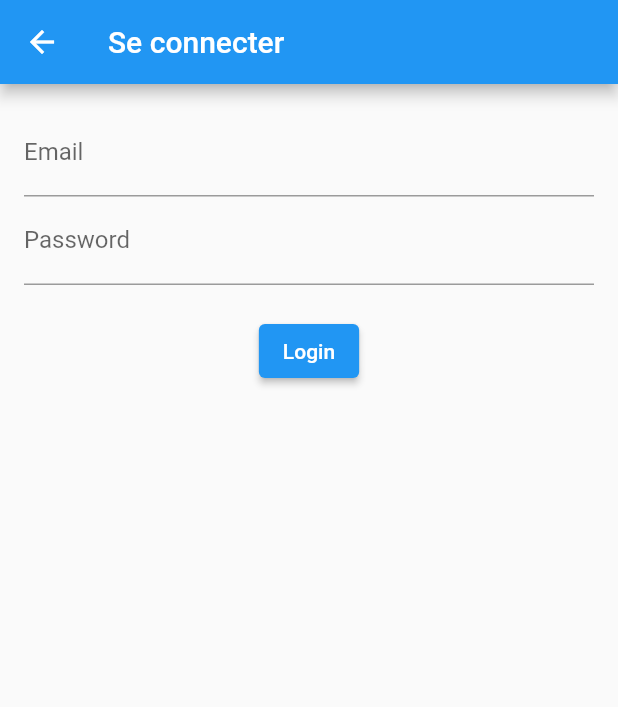
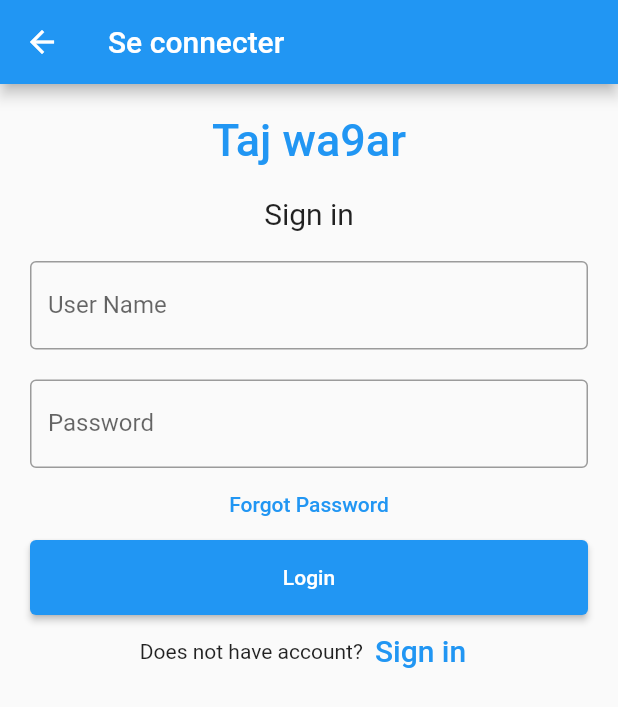
Before and after one commit to khaoula1305/taj_wa9ar, a Flutter app: the LoginView screen opened by its route, on a phone screen of 412 x 824 dp. Shown: the top 707 px of the screen. Run offline on Flutter 3.47's test engine with Material 2 defaults, Android fonts, the phone set to English and light mode, and no system bars; generated files the repository leaves out were written again.

Commit message:
Login and retrieve date from api

```diff
--- a/lib/src/authentication/login_view.dart
+++ b/lib/src/authentication/login_view.dart
@@ -1,43 +1,131 @@
 import 'package:flutter/material.dart';
+import 'package:taj_wa9ar/src/authentication/forget_password.dart';
+import 'package:taj_wa9ar/src/authentication/register_view.dart';
+import 'package:taj_wa9ar/src/authentication/user_view.dart';
 
 class LoginView extends StatelessWidget {
   static const routeName = '/login';
 const LoginView({
     super.key,
   });
- void _login() {
-    final email = "";
-    final password = "_passwordController";
-    // Perform login with email and password
-  }
+
   @override
   Widget build(BuildContext context) {
     return Scaffold(
       appBar: AppBar(
         title: Text('Se connecter'),
       ),
-      body: Padding(
-        padding: const EdgeInsets.all(16.0),
-        child: Column(
-          children: <Widget>[
-            TextField(
-              // controller: _emailController,
-              decoration: InputDecoration(labelText: 'Email'),
-              keyboardType: TextInputType.emailAddress,
-            ),
-            TextField(
-              // controller: _passwordController,
-              decoration: InputDecoration(labelText: 'Password'),
-              obscureText: true,
-            ),
-            SizedBox(height: 20),
-            ElevatedButton(
-              onPressed: _login,
-              child: Text('Login'),
-            ),
-          ],
-        ),
-      ),
+      body: const MyStatefulWidget(),
     );
   }
 }
+
+
+class MyStatefulWidget extends StatefulWidget {
+  const MyStatefulWidget({Key? key}) : super(key: key);
+
+  @override
+  State<MyStatefulWidget> createState() => _MyStatefulWidgetState();
+}
+
+class _MyStatefulWidgetState extends State<MyStatefulWidget> {
+  TextEditingController nameController = TextEditingController();
+  TextEditingController passwordController = TextEditingController();
+  void _login() {
+       print(nameController.text);
+                    print(passwordController.text);
+    final email = "";
+    final password = "_passwordController";
+        Navigator.restorablePushNamed(
+                context,
+                UserView.routeName,
+              );
+    // Perform login with email and password
+  }
+
+  @override
+  Widget build(BuildContext context) {
+    return Padding(
+        padding: const EdgeInsets.all(10),
+        child: ListView(
+          children: <Widget>[
+            Container(
+                alignment: Alignment.center,
+                padding: const EdgeInsets.all(10),
+                child: const Text(
+                  'Taj wa9ar',
+                  style: TextStyle(
+                      color: Colors.blue,
+                      fontWeight: FontWeight.w500,
+                      fontSize: 30),
+                )),
+            Container(
+                alignment: Alignment.center,
+                padding: const EdgeInsets.all(10),
+                child: const Text(
+                  'Sign in',
+                  style: TextStyle(fontSize: 20),
+                )),
+            Container(
+              padding: const EdgeInsets.all(10),
+              child: TextField(
+                controller: nameController,
+                decoration: const InputDecoration(
+                  border: OutlineInputBorder(),
+                  labelText: 'User Name',
+                ),
+              ),
+            ),
+            Container(
+              padding: const EdgeInsets.fromLTRB(10, 10, 10, 0),
+              child: TextField(
+                obscureText: true,
+                controller: passwordController,
+                decoration: const InputDecoration(
+                  border: OutlineInputBorder(),
+                  labelText: 'Password',
+                ),
+              ),
+            ),
+            TextButton(
+              onPressed: () {
+ Navigator.restorablePushNamed(
+                context,
+                ForgetPasswordView.routeName,
+              );              },
+              child: const Text('Forgot Password',),
+            ),
+            Container(
+                height: 50,
+                padding: const EdgeInsets.fromLTRB(10, 0, 10, 0),
+                child: ElevatedButton(
+                  child: const Text('Login'),
+                  onPressed: () {
+
+                    _login();
+                  },
+                )
+            ),
+            Row(
+              children: <Widget>[
+                const Text('Does not have account?'),
+                TextButton(
+                  child: const Text(
+                    'Sign in',
+                    style: TextStyle(fontSize: 20),
+                  ),
+                  onPressed: () {
+                    Navigator.restorablePushNamed(
+                context,
+                RegisterView.routeName,
+              );
+                  },
+                )
+              ],
+              mainAxisAlignment: MainAxisAlignment.center,
+            ),
+          ],
+        )
+        );
+  }
+}
--- /dev/null
+++ b/lib/src/common/constants/constants.dart
@@ -0,0 +1,4 @@
+class ApiConstants {
+  static String baseUrl = 'https://jsonplaceholder.typicode.com';
+  static String usersEndpoint = '/users';
+}
--- /dev/null
+++ b/lib/src/common/constants/products.json
@@ -0,0 +1,38 @@
+[
+   {
+      "name": "iPhone",
+      "description": "iPhone is the stylist phone ever",
+      "price": 1000,
+      "image": "iphone.png"
+   },
+   {
+      "name": "Pixel",
+      "description": "Pixel is the most feature phone ever",
+      "price": 800,
+      "image": "pixel.png"
+   },
+   {
+      "name": "Laptop",
+      "description": "Laptop is most productive development tool",
+      "price": 2000,
+      "image": "laptop.png"
+   },
+   {
+      "name": "Tablet",
+      "description": "Tablet is the most useful device ever for meeting",
+      "price": 1500,
+      "image": "tablet.png"
+   },
+   {
+      "name": "Pendrive",
+      "description": "Pendrive is useful storage medium",
+      "price": 100,
+      "image": "pendrive.png"
+   },
+   {
+      "name": "Floppy Drive",
+      "description": "Floppy drive is useful rescue storage medium",
+      "price": 20,
+      "image": "floppy.png"
+   }
+]
--- a/pubspec.yaml
+++ b/pubspec.yaml
@@ -12,6 +12,7 @@ environment:
 dependencies:
   flutter:
     sdk: flutter
+  http: ^0.13.4
   flutter_localizations:
     sdk: flutter
 
```
Also changed, not shown: lib/src/app.dart (+11 -1 lines), lib/src/authentication/forget_password.dart (added, +20 -0 lines), lib/src/authentication/register_view.dart (added, +20 -0 lines), lib/src/authentication/user_view.dart (added, +67 -0 lines), lib/src/common/services/api_service.dart (added, +26 -0 lines), lib/src/models/user_model.dart (added, +19 -0 lines), pubspec.lock.
